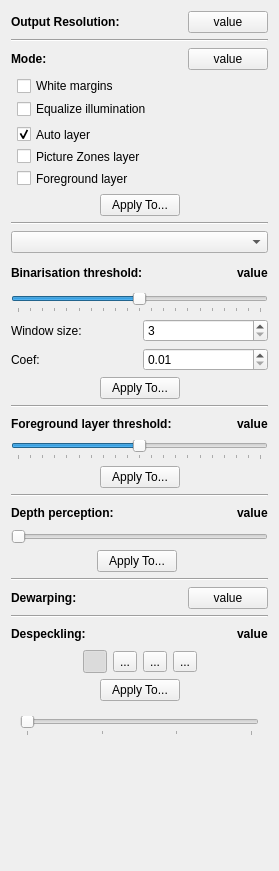
The window that src/core/filters/output/ui/OutputOptionsWidget.ui (noobie-iv/scantailor-universal) describes before a commit, drawn with Qt 5.
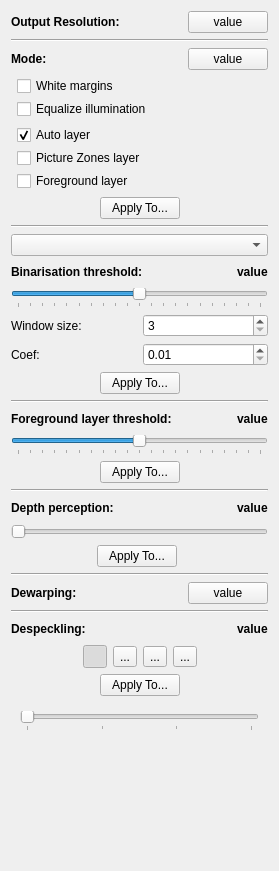
The same window after the commit. Icons and pictures are not drawn.

Commit message: Fix mode & binarization widgets vsize for big font

```diff
--- a/src/core/filters/output/ui/OutputOptionsWidget.ui
+++ b/src/core/filters/output/ui/OutputOptionsWidget.ui
@@ -67,7 +67,7 @@
    <item>
     <widget class="QWidget" name="modePanel" native="true">
      <property name="sizePolicy">
-      <sizepolicy hsizetype="Preferred" vsizetype="Preferred">
+      <sizepolicy hsizetype="Preferred" vsizetype="Minimum">
        <horstretch>0</horstretch>
        <verstretch>0</verstretch>
       </sizepolicy>
@@ -75,13 +75,13 @@
      <property name="minimumSize">
       <size>
        <width>0</width>
-       <height>177</height>
+       <height>0</height>
       </size>
      </property>
      <property name="maximumSize">
       <size>
        <width>16777215</width>
-       <height>177</height>
+       <height>16777215</height>
       </size>
      </property>
      <layout class="QVBoxLayout" name="verticalLayout_6">
@@ -217,19 +217,6 @@
         </layout>
        </widget>
       </item>
-      <item>
-       <spacer name="verticalSpacer_2">
-        <property name="orientation">
-         <enum>Qt::Vertical</enum>
-        </property>
-        <property name="sizeHint" stdset="0">
-         <size>
-          <width>20</width>
-          <height>40</height>
-         </size>
-        </property>
-       </spacer>
-      </item>
       <item>
        <layout class="QHBoxLayout" name="horizontalLayout_5">
         <item>
@@ -279,16 +266,22 @@
    </item>
    <item>
     <widget class="QWidget" name="widget" native="true">
+     <property name="sizePolicy">
+      <sizepolicy hsizetype="Preferred" vsizetype="Minimum">
+       <horstretch>0</horstretch>
+       <verstretch>0</verstretch>
+      </sizepolicy>
+     </property>
      <property name="minimumSize">
       <size>
        <width>0</width>
-       <height>177</height>
+       <height>0</height>
       </size>
      </property>
      <property name="maximumSize">
       <size>
        <width>16777215</width>
-       <height>177</height>
+       <height>16777215</height>
       </size>
      </property>
      <layout class="QVBoxLayout" name="verticalLayout_7">
```
Left out of the diff: 14 changed lines with no effect on the pictures.
